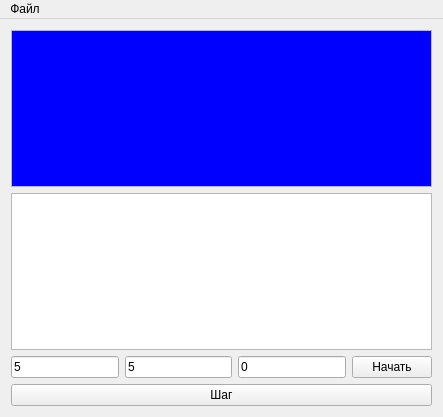
AndreyMlashkin/stefanoproblem, file displaymeltmodel.ui: the form before one commit.
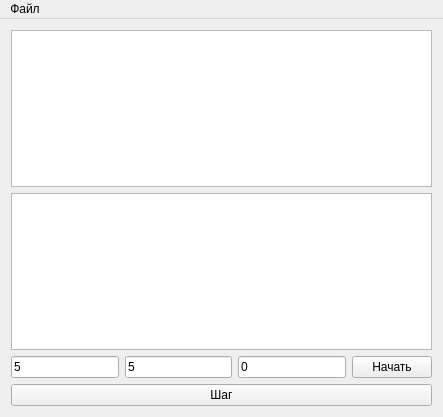
The form after the commit.

What changed in the file:
```diff
--- a/displaymeltmodel.ui
+++ b/displaymeltmodel.ui
@@ -17,42 +17,11 @@
    <layout class="QVBoxLayout" name="verticalLayout">
     <item>
      <widget class="QTableView" name="graphicsView">
-      <property name="palette">
-       <palette>
-        <active>
-         <colorrole role="Base">
-          <brush brushstyle="SolidPattern">
-           <color alpha="255">
-            <red>0</red>
-            <green>0</green>
-            <blue>255</blue>
-           </color>
-          </brush>
-         </colorrole>
-        </active>
-        <inactive>
-         <colorrole role="Base">
-          <brush brushstyle="SolidPattern">
-           <color alpha="255">
-            <red>0</red>
-            <green>0</green>
-            <blue>255</blue>
-           </color>
-          </brush>
-         </colorrole>
-        </inactive>
-        <disabled>
-         <colorrole role="Base">
-          <brush brushstyle="SolidPattern">
-           <color alpha="255">
-            <red>212</red>
-            <green>208</green>
-            <blue>200</blue>
-           </color>
-          </brush>
-         </colorrole>
-        </disabled>
-       </palette>
+      <property name="sizePolicy">
+       <sizepolicy hsizetype="Preferred" vsizetype="Preferred">
+        <horstretch>0</horstretch>
+        <verstretch>0</verstretch>
+       </sizepolicy>
       </property>
       <attribute name="horizontalHeaderVisible">
        <bool>false</bool>
```
